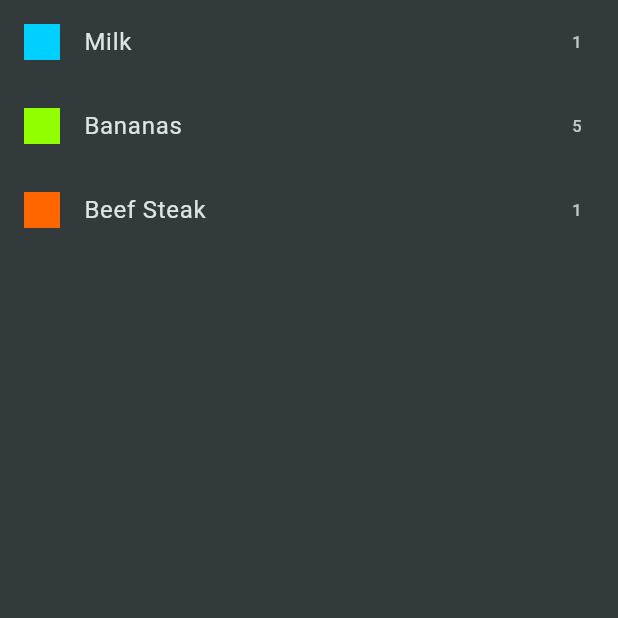
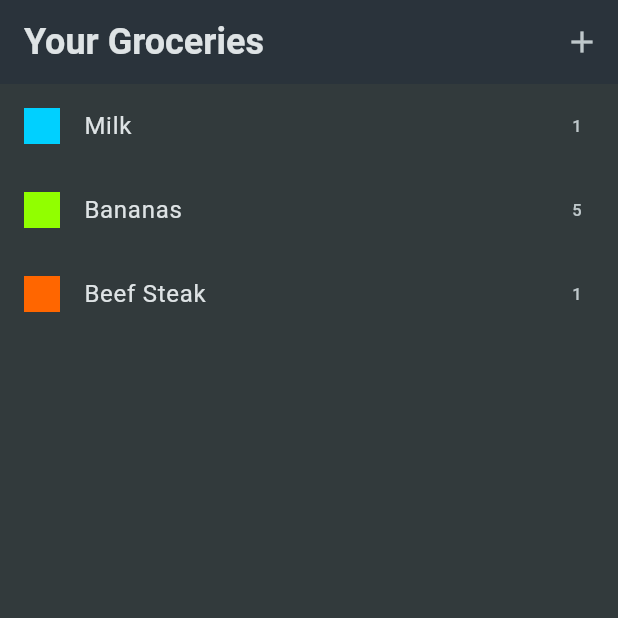
Before and after one commit to muhammed-suhaid/shop_track, a Flutter app: the screen it shows after launch, on a phone screen of 412 x 824 dp, the top half of it. Run offline on Flutter 3.47's test engine with Material 3 defaults, Android fonts, the phone set to English and light mode, and no system bars.

Commit message:
created new item screen and appbar for grocery list screen which has actions that connects with add item screen

```diff
--- a/lib/screens/grocery_list.dart
+++ b/lib/screens/grocery_list.dart
@@ -1,14 +1,46 @@
 import 'package:flutter/material.dart';
 import 'package:shop_track/data/dummy_items.dart';
+import 'package:shop_track/screens/new_item.dart';
 
-class GroceryListScreen extends StatelessWidget {
+class GroceryListScreen extends StatefulWidget {
   const GroceryListScreen({super.key});
+
+  @override
+  State<GroceryListScreen> createState() => _GroceryListScreenState();
+}
+
+class _GroceryListScreenState extends State<GroceryListScreen> {
+  void _addItem() {
+    Navigator.of(context).push(
+      MaterialPageRoute(
+        builder: (context) => const NewItemScreen(),
+      ),
+    );
+  }
 
   @override
   Widget build(BuildContext context) {
     return Scaffold(
-      body: ListView.builder(
+      appBar: AppBar(
+          title: const Text(
+            'Your Groceries',
+            style: TextStyle(
+              fontSize: 24,
+              fontWeight: FontWeight.bold,
+            ),
+          ),
+          actions: [
+            IconButton(
+              onPressed: _addItem,
+              icon: const Icon(Icons.add),
+            ),
+          ]),
+      body: SingleChildScrollView(
+        physics: const BouncingScrollPhysics(),
+        child: ListView.builder(
           itemCount: groceryItems.length,
+          shrinkWrap: true,
+          physics: const NeverScrollableScrollPhysics(),
           itemBuilder: (context, index) => ListTile(
             title: Text(
               groceryItems[index].name,
@@ -23,6 +55,7 @@ class GroceryListScreen extends StatelessWidget {
             ),
           ),
         ),
+      ),
     );
   }
 }
```
Also changed, not shown: lib/screens/new_item.dart (added, +16 -0 lines). Lines whose indentation alone changed are shown as unchanged.
